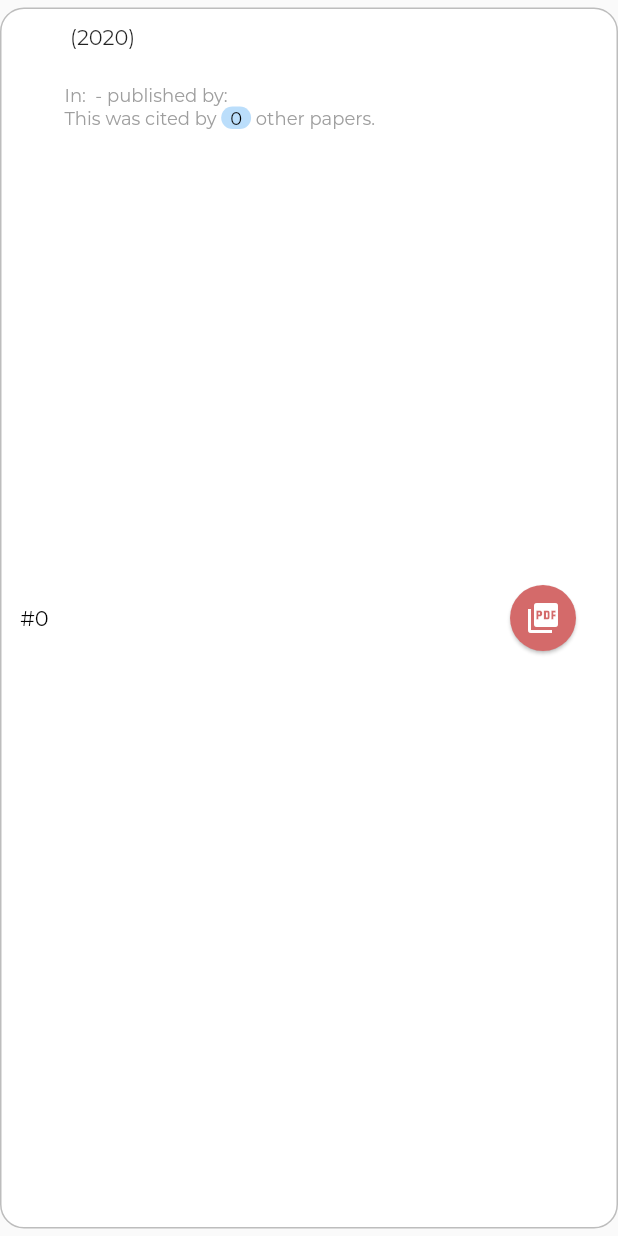
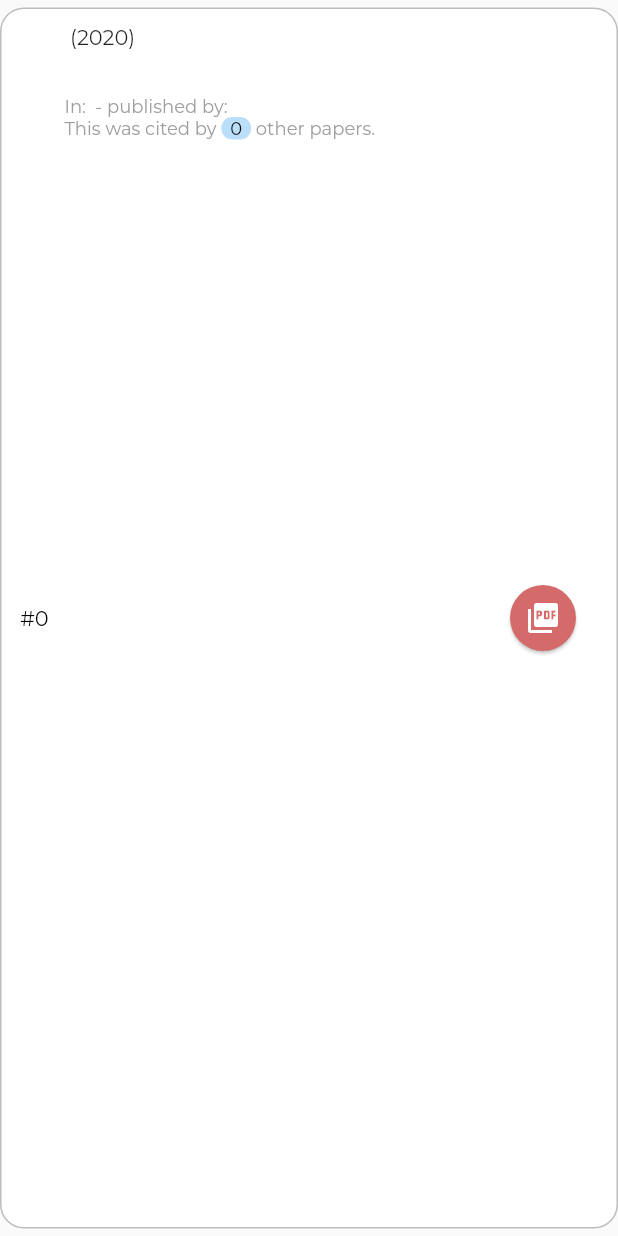
Before and after one commit to sebastiancelis98/CitationRexApp, a Flutter app: the RecommendationTile widget shown alone on an empty page, opened directly with empty values, on a phone screen of 412 x 824 dp. Run offline on Flutter 3.47's test engine with Material 2 defaults, Android fonts, the phone set to English and light mode, and no system bars.

Commit message:
Add small changes to venue and publisher display

```diff
--- a/lib/utils/customwidgets.dart
+++ b/lib/utils/customwidgets.dart
@@ -79,7 +79,7 @@ class _RecommendationTileState extends State<RecommendationTile> {
                     color: Colors.grey[500],
                   ),
                 ),
-                SizedBox(height: 8),
+                SizedBox(height: 15),
                 Row(children: <Widget>[
                   Text(
                     "In: ",
```
